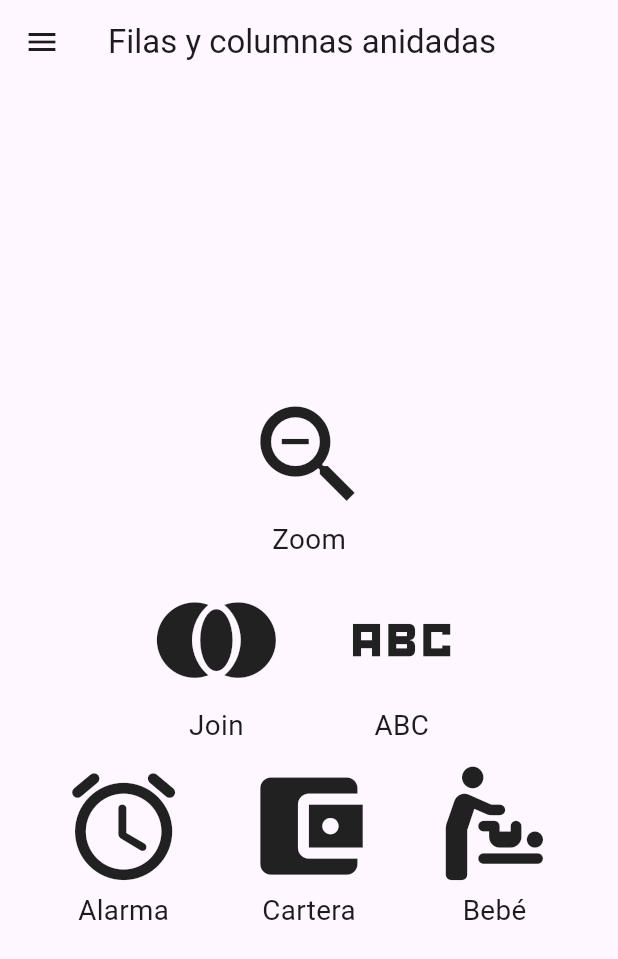
After one commit to Tr1stan21/FlutterProjects_JavierTristanChaconDominguez, a Flutter app: the FilasColumnasAnidadas screen opened directly, on a phone screen of 412 x 824 dp. The commit adds this screen. Shown: the top 959 px of the screen. Run offline on Flutter 3.47's test engine with Material 3 defaults, Android fonts, the light colour scheme and no system bars; our stand-ins replace google_fonts, readmore.

Commit message:
ejercicios 8 y 9

```diff
--- /dev/null
+++ b/lib/screens/ejercicios/ejercicio8.dart
@@ -0,0 +1,113 @@
+import 'package:flutter/material.dart';
+import 'package:ejercicios_flutter/utils/side_menu.dart';
+
+class FilasColumnasAnidadas extends StatelessWidget {
+  const FilasColumnasAnidadas({super.key});
+
+  @override
+  Widget build(BuildContext context) {
+    return Scaffold(
+      appBar: AppBar(title: const Text('Filas y columnas anidadas')),
+      drawer: const SideMenu(),
+      body: Center(
+        child: LayoutBuilder(
+          builder: (context, constraints) {
+            final boxSize = constraints.maxWidth * 0.30;
+            final iconSize = boxSize * 0.7;
+            final textSize = boxSize * 0.15;
+
+            return Column(
+              mainAxisAlignment: MainAxisAlignment.center,
+              children: [
+                Row(
+                  mainAxisAlignment: MainAxisAlignment.center,
+                  children: [
+                    SizedBox(
+                      width: boxSize,
+                      height: boxSize,
+                      child: Column(
+                        mainAxisAlignment: MainAxisAlignment.center,
+                        children: [
+                          Icon(Icons.zoom_out_sharp, size: iconSize),
+                          Text('Zoom', style: TextStyle(fontSize: textSize)),
+                        ],
+                      ),
+                    ),
+                  ],
+                ),
+                Row(
+                  mainAxisAlignment: MainAxisAlignment.center,
+                  children: [
+                    SizedBox(
+                      width: boxSize,
+                      height: boxSize,
+                      child: Column(
+                        mainAxisAlignment: MainAxisAlignment.center,
+                        children: [
+                          Icon(Icons.join_full, size: iconSize),
+                          Text('Join', style: TextStyle(fontSize: textSize)),
+                        ],
+                      ),
+                    ),
+                    SizedBox(
+                      width: boxSize,
+                      height: boxSize,
+                      child: Column(
+                        mainAxisAlignment: MainAxisAlignment.center,
+                        children: [
+                          Icon(Icons.abc_sharp, size: iconSize),
+                          Text('ABC', style: TextStyle(fontSize: textSize)),
+                        ],
+                      ),
+                    ),
+                  ],
+                ),
+                Row(
+                  mainAxisAlignment: MainAxisAlignment.center,
+                  children: [
+                    SizedBox(
+                      width: boxSize,
+                      height: boxSize,
+                      child: Column(
+                        mainAxisAlignment: MainAxisAlignment.center,
+                        children: [
+                          Icon(Icons.access_alarm_rounded, size: iconSize),
+                          Text('Alarma', style: TextStyle(fontSize: textSize)),
+                        ],
+                      ),
+                    ),
+                    SizedBox(
+                      width: boxSize,
+                      height: boxSize,
+                      child: Column(
+                        mainAxisAlignment: MainAxisAlignment.center,
+                        children: [
+                          Icon(Icons.account_balance_wallet, size: iconSize),
+                          Text('Cartera', style: TextStyle(fontSize: textSize)),
+                        ],
+                      ),
+                    ),
+                    SizedBox(
+                      width: boxSize,
+                      height: boxSize,
+                      child: Column(
+                        mainAxisAlignment: MainAxisAlignment.center,
+                        children: [
+                          Icon(
+                            Icons.baby_changing_station_rounded,
+                            size: iconSize,
+                          ),
+                          Text('Bebé', style: TextStyle(fontSize: textSize)),
+                        ],
+                      ),
+                    ),
+                  ],
+                ),
+              ],
+            );
+          },
+        ),
+      ),
+    );
+  }
+}
```
Also changed, not shown: lib/screens/ejercicios/ejercicio9.dart (added, +29 -0 lines), lib/utils/side_menu.dart (+32 -0 lines), pubspec.lock.
